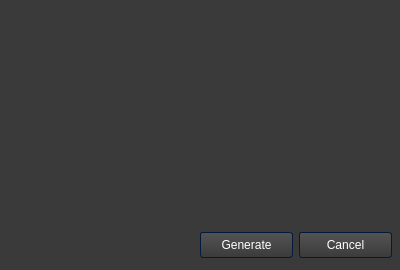
Old version of the form Qt_Designer/heatmapchartdialog.ui in the repository bb305496/CSV_Weather_Dashboard.
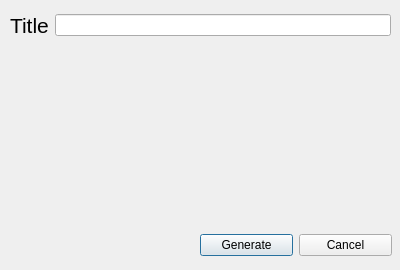
New version of the form. Icons and pictures are not drawn.

Commit message: Add to menu bar colorTheme

What changed in the file:
```diff
--- a/Qt_Designer/heatmapchartdialog.ui
+++ b/Qt_Designer/heatmapchartdialog.ui
@@ -30,994 +30,7 @@
     <normaloff>../Icons/line_axis_100dp_5985E1_FILL0_wght400_GRAD0_opsz48.png</normaloff>../Icons/line_axis_100dp_5985E1_FILL0_wght400_GRAD0_opsz48.png</iconset>
   </property>
   <property name="styleSheet">
-   <string notr="true">/*Copyright (c) DevSec Studio. All rights reserved.
-
-MIT License
-
-Permission is hereby granted, free of charge, to any person obtaining a copy
-of this software and associated documentation files (the &quot;Software&quot;), to deal
-in the Software without restriction, including without limitation the rights
-to use, copy, modify, merge, publish, distribute, sublicense, and/or sell
-copies of the Software, and to permit persons to whom the Software is
-furnished to do so, subject to the following conditions:
-
-The above copyright notice and this permission notice shall be included in all
-copies or substantial portions of the Software.
-
-THE SOFTWARE IS PROVIDED *AS IS*, WITHOUT WARRANTY OF ANY KIND, EXPRESS OR
-IMPLIED, INCLUDING BUT NOT LIMITED TO THE WARRANTIES OF MERCHANTABILITY,
-FITNESS FOR A PARTICULAR PURPOSE AND NONINFRINGEMENT. IN NO EVENT SHALL THE
-AUTHORS OR COPYRIGHT HOLDERS BE LIABLE FOR ANY CLAIM, DAMAGES OR OTHER
-LIABILITY, WHETHER IN AN ACTION OF CONTRACT, TORT OR OTHERWISE, ARISING FROM,
-OUT OF OR IN CONNECTION WITH THE SOFTWARE OR THE USE OR OTHER DEALINGS IN THE SOFTWARE.
-*/
-
-/*-----QWidget-----*/
-QWidget
-{
-	background-color: #3a3a3a;
-	color: #fff;
-	selection-background-color: #b78620;
-	selection-color: #000;
-
-}
-
-
-/*-----QLabel-----*/
-QLabel
-{
-	background-color: transparent;
-	color: #fff;
-
-}
-
-
-/*-----QMenuBar-----*/
-QMenuBar 
-{
-	background-color: qlineargradient(spread:repeat, x1:1, y1:0, x2:1, y2:1, stop:0 rgba(57, 57, 57, 255),stop:1 rgba(50, 50, 50, 255));
-	border: 1px solid #000;
-	color: #fff;
-
-}
-
-
-QMenuBar::item 
-{
-	background-color: transparent;
-
-}
-
-
-QMenuBar::item:selected 
-{
-	background-color: rgba(183, 134, 32, 20%);
-	border: 1px solid #b78620;
-	color: #fff;
-
-}
-
-
-QMenuBar::item:pressed 
-{
-	background-color: rgb(183, 134, 32);
-	border: 1px solid #b78620;
-	color: #fff;
-
-}
-
-
-/*-----QMenu-----*/
-QMenu
-{
-    background-color: qlineargradient(spread:repeat, x1:1, y1:0, x2:1, y2:1, stop:0 rgba(57, 57, 57, 255),stop:1 rgba(50, 50, 50, 255));
-    border: 1px solid #222;
-    padding: 4px;
-	color: #fff;
-
-}
-
-
-QMenu::item
-{
-    background-color: transparent;
-    padding: 2px 20px 2px 20px;
-
-}
-
-
-QMenu::separator
-{
-   	background-color: rgb(183, 134, 32);
-	height: 1px;
-
-}
-
-
-QMenu::item:disabled
-{
-    color: #555;
-    background-color: transparent;
-    padding: 2px 20px 2px 20px;
-
-}
-
-
-QMenu::item:selected
-{
-	background-color: rgba(183, 134, 32, 20%);
-	border: 1px solid #b78620;
-	color: #fff;
-
-}
-
-
-/*-----QToolBar-----*/
-QToolBar
-{
-	background-color: qlineargradient(spread:repeat, x1:1, y1:0, x2:1, y2:1, stop:0 rgba(69, 69, 69, 255),stop:1 rgba(58, 58, 58, 255));
-	border-top: none;
-	border-bottom: 1px solid #4f4f4f;
-	border-left: 1px solid #4f4f4f;
-	border-right: 1px solid #4f4f4f;
-
-}
-
-
-QToolBar::separator
-{
-	background-color: #2e2e2e;
-	width: 1px;
-
-}
-
-
-/*-----QToolButton-----*/
-QToolButton 
-{
-	background-color: transparent;
-	color: #fff;
-	padding: 5px;
-	padding-left: 8px;
-	padding-right: 8px;
-	margin-left: 1px;
-}
-
-
-QToolButton:hover
-{
-	background-color: rgba(183, 134, 32, 20%);
-	border: 1px solid #b78620;
-	color: #fff;
-	
-}
-
-
-QToolButton:pressed
-{
-	background-color: qlineargradient(spread:repeat, x1:1, y1:0, x2:1, y2:1, stop:0 rgba(57, 57, 57, 255),stop:1 rgba(50, 50, 50, 255));
-	border: 1px solid #b78620;
-
-}
-
-
-QToolButton:checked
-{
-	background-color: qlineargradient(spread:repeat, x1:1, y1:0, x2:1, y2:1, stop:0 rgba(57, 57, 57, 255),stop:1 rgba(50, 50, 50, 255));
-	border: 1px solid #222;
-}
-
-
-/*-----QPushButton-----*/
-QPushButton
-{
-	background-color: qlineargradient(spread:repeat, x1:1, y1:0, x2:1, y2:1, stop:0 rgba(84, 84, 84, 255),stop:1 rgba(59, 59, 59, 255));
-	color: #ffffff;
-	min-width: 80px;
-	border-style: solid;
-	border-width: 1px;
-	border-radius: 3px;
-	border-color: #051a39;
-	padding: 5px;
-
-}
-
-
-QPushButton::flat
-{
-	background-color: transparent;
-	border: none;
-	color: #fff;
-
-}
-
-
-QPushButton::disabled
-{
-	background-color: #404040;
-	color: #656565;
-	border-color: #051a39;
-
-}
-
-
-QPushButton::hover
-{
-	background-color: rgba(183, 134, 32, 20%);
-	border: 1px solid #b78620;
-
-}
-
-
-QPushButton::pressed
-{
-	background-color: qlineargradient(spread:repeat, x1:1, y1:0, x2:1, y2:1, stop:0 rgba(74, 74, 74, 255),stop:1 rgba(49, 49, 49, 255));
-	border: 1px solid #b78620;
-
-}
-
-
-QPushButton::checked
-{
-	background-color: qlineargradient(spread:repeat, x1:1, y1:0, x2:1, y2:1, stop:0 rgba(74, 74, 74, 255),stop:1 rgba(49, 49, 49, 255));
-	border: 1px solid #222;
-
-}
-
-
-/*-----QLineEdit-----*/
-QLineEdit
-{
-	background-color: #131313;
-	color : #eee;
-	border: 1px solid #343434;
-	border-radius: 2px;
-	padding: 3px;
-	padding-left: 5px;
-
-}
-
-
-/*-----QPlainTExtEdit-----*/
-QPlainTextEdit
-{
-	background-color: #131313;
-	color : #eee;
-	border: 1px solid #343434;
-	border-radius: 2px;
-	padding: 3px;
-	padding-left: 5px;
-
-}
-
-
-/*-----QTabBar-----*/
-QTabBar::tab
-{
-	background-color: qlineargradient(spread:repeat, x1:1, y1:0, x2:1, y2:1, stop:0 rgba(84, 84, 84, 255),stop:1 rgba(59, 59, 59, 255));
-	color: #ffffff;
-	border-style: solid;
-	border-width: 1px;
-	border-color: #666;
-	border-bottom: none;
-	padding: 5px;
-	padding-left: 15px;
-	padding-right: 15px;
-
-}
-
-
-QTabWidget::pane 
-{
-	background-color: red;
-	border: 1px solid #666;
-	top: 1px;
-
-}
-
-
-QTabBar::tab:last
-{
-	margin-right: 0; 
-
-}
-
-
-QTabBar::tab:first:!selected
-{
-	background-color: #0c0c0d;
-	margin-left: 0px;
-
-}
-
-
-QTabBar::tab:!selected
-{
-	color: #b1b1b1;
-	border-bottom-style: solid;
-	background-color: #0c0c0d;
-
-}
-
-
-QTabBar::tab:selected
-{
-	margin-bottom: 0px;
-
-}
-
-
-QTabBar::tab:!selected:hover
-{
-	border-top-color: #b78620;
-
-}
-
-
-/*-----QComboBox-----*/
-QComboBox
-{
-    background-color: qlineargradient(spread:repeat, x1:1, y1:0, x2:1, y2:1, stop:0 rgba(84, 84, 84, 255),stop:1 rgba(59, 59, 59, 255));
-    border: 1px solid #000;
-    padding-left: 6px;
-    color: #ffffff;
-    height: 20px;
-
-}
-
-
-QComboBox::disabled
-{
-	background-color: #404040;
-	color: #656565;
-	border-color: #051a39;
-
-}
-
-
-QComboBox:on
-{
-    background-color: #b78620;
-	color: #000;
-
-}
-
-
-QComboBox QAbstractItemView
-{
-    background-color: #383838;
-    color: #ffffff;
-    border: 1px solid black;
-    selection-background-color: #b78620;
-    outline: 0;
-
-}
-
-
-QComboBox::drop-down
-{
-	background-color: qlineargradient(spread:repeat, x1:1, y1:0, x2:1, y2:1, stop:0 rgba(57, 57, 57, 255),stop:1 rgba(50, 50, 50, 255));
-    subcontrol-origin: padding;
-    subcontrol-position: top right;
-    width: 15px;
-    border-left-width: 1px;
-    border-left-color: black;
-    border-left-style: solid; 
-
-}
-
-
-QComboBox::down-arrow
-{
-    image: url(://arrow-down.png);
-    width: 8px;
-    height: 8px;
-}
-
-
-/*-----QSpinBox &amp; QDateTimeEdit-----*/
-QSpinBox,
-QDateTimeEdit 
-{
-    background-color: #131313;
-	color : #eee;
-	border: 1px solid #343434;
-	padding: 3px;
-	padding-left: 5px;
-    border-radius : 2px;
-
-}
-
-
-QSpinBox::up-button, 
-QDateTimeEdit::up-button
-{
-	border-top-right-radius:2px;
-	background-color: #777777;
-    width: 16px; 
-    border-width: 1px;
-
-}
-
-
-QSpinBox::up-button:hover, 
-QDateTimeEdit::up-button:hover
-{
-	background-color: #585858;
-
-}
-
-
-QSpinBox::up-button:pressed, 
-QDateTimeEdit::up-button:pressed
-{
-	background-color: #252525;
-    width: 16px; 
-    border-width: 1px;
-
-}
-
-
-QSpinBox::up-arrow,
-QDateTimeEdit::up-arrow
-{
-    image: url(://arrow-up.png);
-    width: 7px;
-    height: 7px;
-
-}
-
-
-QSpinBox::down-button, 
-QDateTimeEdit::down-button
-{
-	border-bottom-right-radius:2px;
-	background-color: #777777;
-    width: 16px; 
-    border-width: 1px;
-
-}
-
-
-QSpinBox::down-button:hover, 
-QDateTimeEdit::down-button:hover
-{
-	background-color: #585858;
-
-}
-
-
-QSpinBox::down-button:pressed, 
-QDateTimeEdit::down-button:pressed
-{
-	background-color: #252525;
-    width: 16px; 
-    border-width: 1px;
-
-}
-
-
-QSpinBox::down-arrow,
-QDateTimeEdit::down-arrow
-{
-    image: url(://arrow-down.png);
-    width: 7px;
-    height: 7px;
-
-}
-
-
-/*-----QGroupBox-----*/
-QGroupBox 
-{
-    border: 1px solid;
-    border-color: #666666;
-	border-radius: 5px;
-    margin-top: 20px;
-
-}
-
-
-QGroupBox::title  
-{
-    background-color: transparent;
-    color: #eee;
-    subcontrol-origin: margin;
-    padding: 5px;
-	border-top-left-radius: 3px;
-	border-top-right-radius: 3px;
-
-}
-
-
-/*-----QHeaderView-----*/
-QHeaderView::section
-{
-    background-color: qlineargradient(spread:repeat, x1:1, y1:0, x2:1, y2:1, stop:0 rgba(60, 60, 60, 255),stop:1 rgba(50, 50, 50, 255));
-	border: 1px solid #000;
-    color: #fff;
-    text-align: left;
-	padding: 4px;
-	
-}
-
-
-QHeaderView::section:disabled
-{
-    background-color: #525251;
-    color: #656565;
-
-}
-
-
-QHeaderView::section:checked
-{
-    background-color: qlineargradient(spread:repeat, x1:1, y1:0, x2:1, y2:1, stop:0 rgba(60, 60, 60, 255),stop:1 rgba(50, 50, 50, 255));
-    color: #fff;
-
-}
-
-
-QHeaderView::section::vertical::first,
-QHeaderView::section::vertical::only-one
-{
-    border-top: 1px solid #353635;
-
-}
-
-
-QHeaderView::section::vertical
-{
-    border-top: 1px solid #353635;
-
-}
-
-
-QHeaderView::section::horizontal::first,
-QHeaderView::section::horizontal::only-one
-{
-    border-left: 1px solid #353635;
-
-}
-
-
-QHeaderView::section::horizontal
-{
-    border-left: 1px solid #353635;
-
-}
-
-
-QTableCornerButton::section
-{
-    background-color: qlineargradient(spread:repeat, x1:1, y1:0, x2:1, y2:1, stop:0 rgba(60, 60, 60, 255),stop:1 rgba(50, 50, 50, 255));
-	border: 1px solid #000;
-    color: #fff;
-
-}
-
-
-/*-----QTreeWidget-----*/
-QTreeView
-{
-	show-decoration-selected: 1;
-	alternate-background-color: #3a3a3a;
-	selection-color: #fff;
-	background-color: #2d2d2d;
-	border: 1px solid gray;
-	padding-top : 5px;
-	color: #fff;
-	font: 8pt;
-
-}
-
-
-QTreeView::item:selected
-{
-	color:#fff;
-	background-color: #b78620;
-	border-radius: 0px;
-
-}
-
-
-QTreeView::item:!selected:hover
-{
-    background-color: #262626;
-    border: none;
-    color: white;
-
-}
-
-
-QTreeView::branch:has-children:!has-siblings:closed,
-QTreeView::branch:closed:has-children:has-siblings 
-{
-	image: url(://tree-closed.png);
-
-}
-
-
-QTreeView::branch:open:has-children:!has-siblings,
-QTreeView::branch:open:has-children:has-siblings  
-{
-	image: url(://tree-open.png);
-
-}
-
-
-/*-----QListView-----*/
-QListView 
-{
-	background-color: qlineargradient(spread:repeat, x1:1, y1:0, x2:1, y2:1, stop:0 rgba(83, 83, 83, 255),stop:0.293269 rgba(81, 81, 81, 255),stop:0.634615 rgba(79, 79, 79, 255),stop:1 rgba(83, 83, 83, 255));
-    border : none;
-    color: white;
-    show-decoration-selected: 1; 
-    outline: 0;
-	border: 1px solid gray;
-
-}
-
-
-QListView::disabled 
-{
-	background-color: #656565;
-	color: #1b1b1b;
-    border: 1px solid #656565;
-
-}
-
-
-QListView::item 
-{
-	background-color: #2d2d2d;
-    padding: 1px;
-
-}
-
-
-QListView::item:alternate 
-{
-    background-color: #3a3a3a;
-
-}
-
-
-QListView::item:selected 
-{
-	background-color: #b78620;
-	border: 1px solid #b78620;
-	color: #fff;
-
-}
-
-
-QListView::item:selected:!active 
-{
-	background-color: #b78620;
-	border: 1px solid #b78620;
-	color: #fff;
-
-}
-
-
-QListView::item:selected:active 
-{
-	background-color: #b78620;
-	border: 1px solid #b78620;
-	color: #fff;
-
-}
-
-
-QListView::item:hover {
-    background-color: #262626;
-    border: none;
-    color: white;
-
-}
-
-
-/*-----QCheckBox-----*/
-QCheckBox
-{
-	background-color: transparent;
-    color: lightgray;
-	border: none;
-
-}
-
-
-QCheckBox::indicator
-{
-    background-color: #323232;
-    border: 1px solid darkgray;
-    width: 12px;
-    height: 12px;
-
-}
-
-
-QCheckBox::indicator:checked
-{
-    image:url(&quot;./ressources/check.png&quot;);
-	background-color: #b78620;
-    border: 1px solid #3a546e;
-
-}
-
-
-QCheckBox::indicator:unchecked:hover
-{
-	border: 1px solid #b78620; 
-
-}
-
-
-QCheckBox::disabled
-{
-	color: #656565;
-
-}
-
-
-QCheckBox::indicator:disabled
-{
-	background-color: #656565;
-	color: #656565;
-    border: 1px solid #656565;
-
-}
-
-
-/*-----QRadioButton-----*/
-QRadioButton 
-{
-	color: lightgray;
-	background-color: transparent;
-
-}
-
-
-QRadioButton::indicator::unchecked:hover 
-{
-	background-color: lightgray;
-	border: 2px solid #b78620;
-	border-radius: 6px;
-}
-
-
-QRadioButton::indicator::checked 
-{
-	border: 2px solid #b78620;
-	border-radius: 6px;
-	background-color: rgba(183,134,32,20%);  
-	width: 9px; 
-	height: 9px; 
-
-}
-
-
-/*-----QSlider-----*/
-QSlider::groove:horizontal 
-{
-	background-color: transparent;
-	height: 3px;
-
-}
-
-
-QSlider::sub-page:horizontal 
-{
-	background-color: #b78620;
-
-}
-
-
-QSlider::add-page:horizontal 
-{
-	background-color: #131313;
-
-}
-
-
-QSlider::handle:horizontal 
-{
-	background-color: #b78620;
-	width: 14px;
-	margin-top: -6px;
-	margin-bottom: -6px;
-	border-radius: 6px;
-
-}
-
-
-QSlider::handle:horizontal:hover 
-{
-	background-color: #d89e25;
-	border-radius: 6px;
-
-}
-
-
-QSlider::sub-page:horizontal:disabled 
-{
-	background-color: #bbb;
-	border-color: #999;
-
-}
-
-
-QSlider::add-page:horizontal:disabled 
-{
-	background-color: #eee;
-	border-color: #999;
-
-}
-
-
-QSlider::handle:horizontal:disabled 
-{
-	background-color: #eee;
-	border: 1px solid #aaa;
-	border-radius: 3px;
-
-}
-
-
-/*-----QScrollBar-----*/
-QScrollBar:horizontal
-{
-    border: 1px solid #222222;
-    background-color: #3d3d3d;
-    height: 15px;
-    margin: 0px 16px 0 16px;
-
-}
-
-
-QScrollBar::handle:horizontal
-{
-	background-color: qlineargradient(spread:repeat, x1:1, y1:0, x2:1, y2:1, stop:0 rgba(97, 97, 97, 255),stop:1 rgba(90, 90, 90, 255));
-	border: 1px solid #2d2d2d;
-    min-height: 20px;
-
-}
-
-
-QScrollBar::add-line:horizontal
-{
-	background-color: qlineargradient(spread:repeat, x1:1, y1:0, x2:1, y2:1, stop:0 rgba(97, 97, 97, 255),stop:1 rgba(90, 90, 90, 255));
-	border: 1px solid #2d2d2d;
-    width: 15px;
-    subcontrol-position: right;
-    subcontrol-origin: margin;
-
-}
-
-
-QScrollBar::sub-line:horizontal
-{
-	background-color: qlineargradient(spread:repeat, x1:1, y1:0, x2:1, y2:1, stop:0 rgba(97, 97, 97, 255),stop:1 rgba(90, 90, 90, 255));
-	border: 1px solid #2d2d2d;
-    width: 15px;
-    subcontrol-position: left;
-    subcontrol-origin: margin;
-
-}
-
-
-QScrollBar::right-arrow:horizontal
-{
-    image: url(://arrow-right.png);
-    width: 6px;
-    height: 6px;
-
-}
-
-
-QScrollBar::left-arrow:horizontal
-{
-    image: url(://arrow-left.png);
-    width: 6px;
-    height: 6px;
-
-}
-
-
-QScrollBar::add-page:horizontal, QScrollBar::sub-page:horizontal
-{
-    background: none;
-
-}
-
-
-QScrollBar:vertical
-{
-    background-color: #3d3d3d;
-    width: 16px;
-	border: 1px solid #2d2d2d;
-    margin: 16px 0px 16px 0px;
-
-}
-
-
-QScrollBar::handle:vertical
-{
-    background-color: qlineargradient(spread:repeat, x1:1, y1:0, x2:1, y2:1, stop:0 rgba(97, 97, 97, 255),stop:1 rgba(90, 90, 90, 255));
-	border: 1px solid #2d2d2d;
-    min-height: 20px;
-
-}
-
-
-QScrollBar::add-line:vertical
-{
-	background-color: qlineargradient(spread:repeat, x1:1, y1:0, x2:1, y2:1, stop:0 rgba(97, 97, 97, 255),stop:1 rgba(90, 90, 90, 255));
-	border: 1px solid #2d2d2d;
-    height: 15px;
-    subcontrol-position: bottom;
-    subcontrol-origin: margin;
-
-}
-
-
-QScrollBar::sub-line:vertical
-{
-	background-color: qlineargradient(spread:repeat, x1:1, y1:0, x2:1, y2:1, stop:0 rgba(97, 97, 97, 255),stop:1 rgba(90, 90, 90, 255));
-	border: 1px solid #2d2d2d;
-    height: 15px;
-    subcontrol-position: top;
-    subcontrol-origin: margin;
-
-}
-
-
-QScrollBar::up-arrow:vertical
-{
-    image: url(://arrow-up.png);
-    width: 6px;
-    height: 6px;
-
-}
-
-
-QScrollBar::down-arrow:vertical
-{
-    image: url(://arrow-down.png);
-    width: 6px;
-    height: 6px;
-
-}
-
-
-QScrollBar::add-page:vertical, QScrollBar::sub-page:vertical
-{
-    background: none;
-
-}
-
-
-/*-----QProgressBar-----*/
-QProgressBar
-{
-    border: 1px solid #666666;
-    text-align: center;
-	color: #000;
-	font-weight: bold;
-
-}
-
-
-QProgressBar::chunk
-{
-    background-color: #b78620;
-    width: 30px;
-    margin: 0.5px;
-
-}
-
-</string>
+   <string notr="true"/>
   </property>
   <widget class="QWidget" name="">
    <property name="geometry">
@@ -1045,6 +58,33 @@
     </item>
    </layout>
   </widget>
+  <widget class="QWidget" name="">
+   <property name="geometry">
+    <rect>
+     <x>10</x>
+     <y>10</y>
+     <width>381</width>
+     <height>30</height>
+    </rect>
+   </property>
+   <layout class="QHBoxLayout" name="horizontalLayout_2">
+    <item>
+     <widget class="QLabel" name="label">
+      <property name="font">
+       <font>
+        <pointsize>16</pointsize>
+       </font>
+      </property>
+      <property name="text">
+       <string>Title</string>
+      </property>
+     </widget>
+    </item>
+    <item>
+     <widget class="QLineEdit" name="titleLineEdit"/>
+    </item>
+   </layout>
+  </widget>
  </widget>
  <resources/>
  <connections/>
```
The commit also changes 13 other files.
